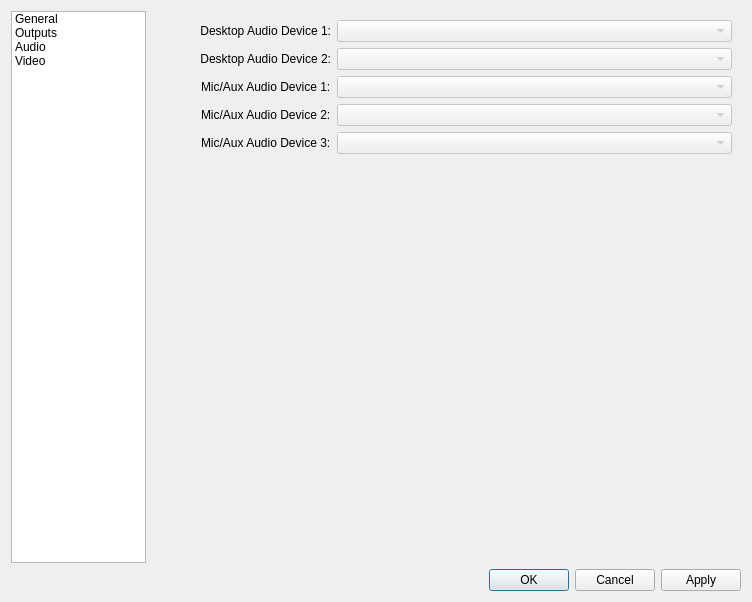
Before: the Qt Designer form obs/forms/OBSBasicSettings.ui in obsproject/obs-studio, drawn with Qt 5.
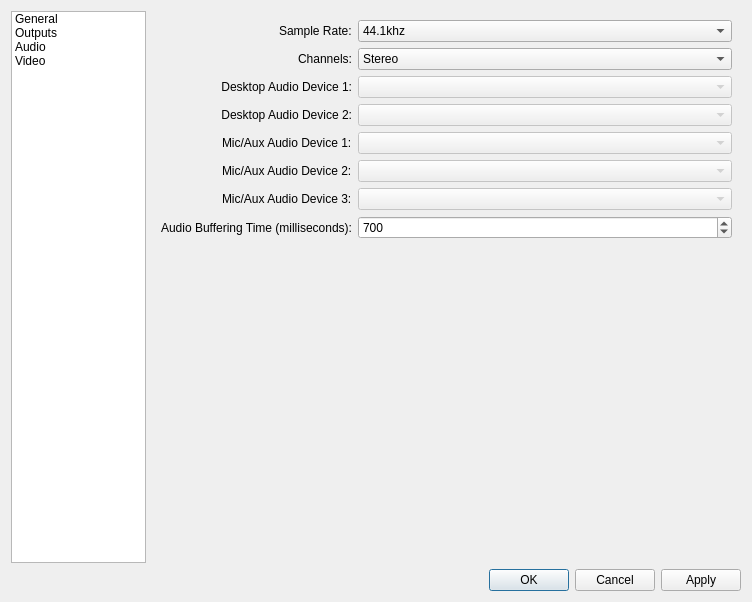
After: the same form once the commit is applied. The open tabs and pages were chosen to show the change. Icons and pictures are not drawn.

Commit message:
Implement a few more audio options/functions
Implement a few audio options in to the user interface as well as a few
inline audio functions in audio-io.h.

Make it so ffmpeg plugin automatically converts to the desired format.

Use regular interleaved float internally for audio instead of planar
float.

```diff
--- a/obs/forms/OBSBasicSettings.ui
+++ b/obs/forms/OBSBasicSettings.ui
@@ -127,14 +127,66 @@
          <property name="labelAlignment">
           <set>Qt::AlignRight|Qt::AlignTrailing|Qt::AlignVCenter</set>
          </property>
+         <item row="0" column="0">
+          <widget class="QLabel" name="label_14">
+           <property name="text">
+            <string>Sample Rate:</string>
+           </property>
+          </widget>
+         </item>
          <item row="0" column="1">
-          <widget class="QComboBox" name="desktopAudioDevice1">
-           <property name="enabled">
-            <bool>false</bool>
+          <widget class="QComboBox" name="sampleRate">
+           <property name="currentText">
+            <string notr="true">44.1khz</string>
            </property>
+           <property name="currentIndex">
+            <number>1</number>
+           </property>
+           <item>
+            <property name="text">
+             <string>22.05khz</string>
+            </property>
+           </item>
+           <item>
+            <property name="text">
+             <string>44.1khz</string>
+            </property>
+           </item>
+           <item>
+            <property name="text">
+             <string>48khz</string>
+            </property>
+           </item>
           </widget>
          </item>
-         <item row="0" column="0">
+         <item row="1" column="0">
+          <widget class="QLabel" name="label_15">
+           <property name="text">
+            <string>Channels:</string>
+           </property>
+          </widget>
+         </item>
+         <item row="1" column="1">
+          <widget class="QComboBox" name="channelSetup">
+           <property name="currentText">
+            <string>Stereo</string>
+           </property>
+           <property name="currentIndex">
+            <number>1</number>
+           </property>
+           <item>
+            <property name="text">
+             <string>Mono</string>
+            </property>
+           </item>
+           <item>
+            <property name="text">
+             <string>Stereo</string>
+            </property>
+           </item>
+          </widget>
+         </item>
+         <item row="2" column="0">
           <widget class="QLabel" name="label_2">
            <property name="minimumSize">
             <size>
@@ -150,7 +202,14 @@
            </property>
           </widget>
          </item>
-         <item row="1" column="0">
+         <item row="2" column="1">
+          <widget class="QComboBox" name="desktopAudioDevice1">
+           <property name="enabled">
+            <bool>false</bool>
+           </property>
+          </widget>
+         </item>
+         <item row="3" column="0">
           <widget class="QLabel" name="label_3">
            <property name="text">
             <string>Desktop Audio Device 2:</string>
@@ -160,55 +219,75 @@
            </property>
           </widget>
          </item>
-         <item row="1" column="1">
+         <item row="3" column="1">
           <widget class="QComboBox" name="desktopAudioDevice2">
            <property name="enabled">
             <bool>false</bool>
            </property>
           </widget>
          </item>
-         <item row="2" column="0">
+         <item row="4" column="0">
           <widget class="QLabel" name="label_4">
            <property name="text">
             <string>Mic/Aux Audio Device 1:</string>
            </property>
           </widget>
          </item>
-         <item row="2" column="1">
+         <item row="4" column="1">
           <widget class="QComboBox" name="auxAudioDevice1">
            <property name="enabled">
             <bool>false</bool>
            </property>
           </widget>
          </item>
-         <item row="3" column="0">
+         <item row="5" column="0">
           <widget class="QLabel" name="label_5">
            <property name="text">
             <string>Mic/Aux Audio Device 2:</string>
            </property>
           </widget>
          </item>
-         <item row="3" column="1">
+         <item row="5" column="1">
           <widget class="QComboBox" name="auxAudioDevice2">
            <property name="enabled">
             <bool>false</bool>
            </property>
           </widget>
          </item>
-         <item row="4" column="0">
+         <item row="6" column="0">
           <widget class="QLabel" name="label_6">
            <property name="text">
             <string>Mic/Aux Audio Device 3:</string>
            </property>
           </widget>
          </item>
-         <item row="4" column="1">
+         <item row="6" column="1">
           <widget class="QComboBox" name="auxAudioDevice3">
            <property name="enabled">
             <bool>false</bool>
            </property>
           </widget>
          </item>
+         <item row="7" column="1">
+          <widget class="QSpinBox" name="audioBufferingTime">
+           <property name="minimum">
+            <number>60</number>
+           </property>
+           <property name="maximum">
+            <number>20000</number>
+           </property>
+           <property name="value">
+            <number>700</number>
+           </property>
+          </widget>
+         </item>
+         <item row="7" column="0">
+          <widget class="QLabel" name="label_16">
+           <property name="text">
+            <string>Audio Buffering Time (milliseconds):</string>
+           </property>
+          </widget>
+         </item>
         </layout>
        </widget>
        <widget class="QWidget" name="videoPage">
```
Left out of the diff: 2 changed lines with no effect on the pictures. The commit also changes 9 other files.
